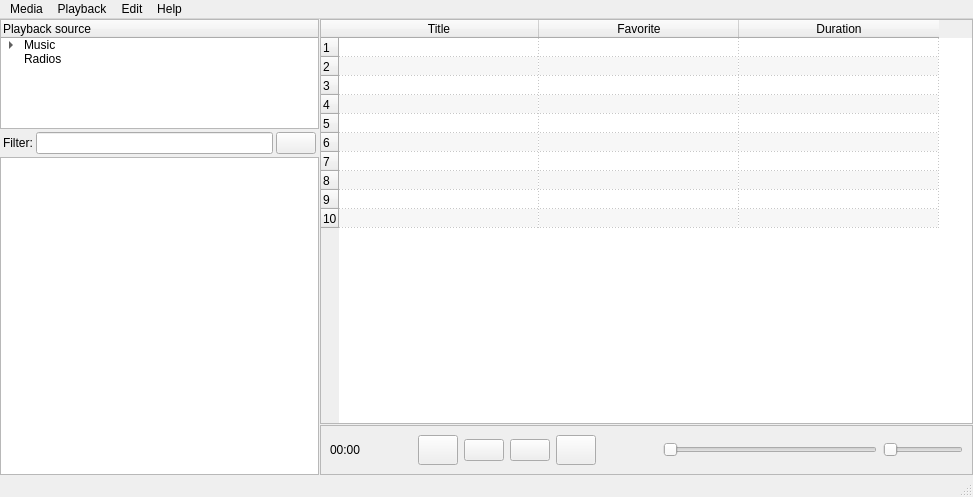
Old version of the form uic/MainForm.ui in the repository m1lhaus/woofer.
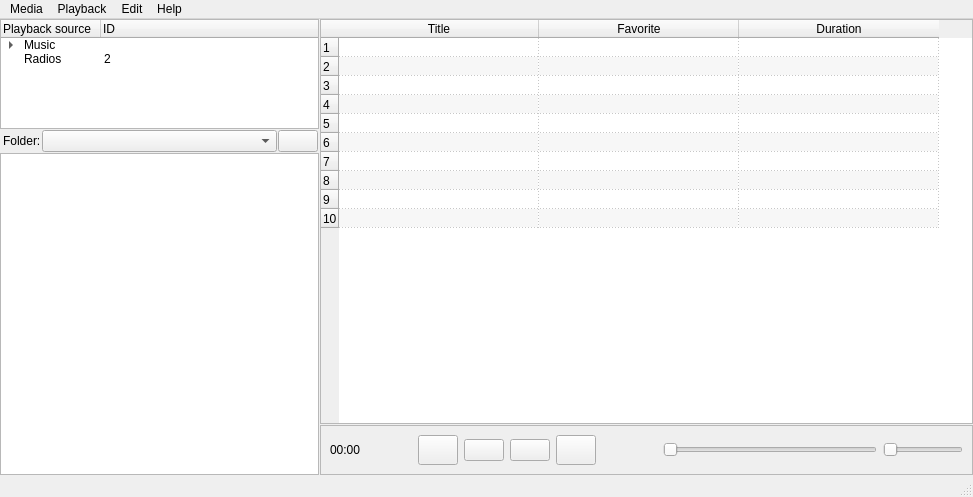
New version of the form. Icons and pictures are not drawn.

```diff
--- a/uic/MainForm.ui
+++ b/uic/MainForm.ui
@@ -36,7 +36,7 @@
       <property name="handleWidth">
        <number>1</number>
       </property>
-      <widget class="QWidget" name="">
+      <widget class="QWidget" name="layoutWidget">
        <layout class="QVBoxLayout" name="mainLeftVLayout">
         <property name="spacing">
          <number>0</number>
@@ -63,6 +63,11 @@
             <string>Playback source</string>
            </property>
           </column>
+          <column>
+           <property name="text">
+            <string>ID</string>
+           </property>
+          </column>
           <item>
            <property name="text">
             <string>Music</string>
@@ -71,6 +76,9 @@
             <iconset resource="../icons.qrc">
              <normaloff>:/new/icons/icons/music-cd.png</normaloff>:/new/icons/icons/music-cd.png</iconset>
            </property>
+           <property name="text">
+            <string/>
+           </property>
            <item>
             <property name="text">
              <string>Folders</string>
@@ -98,26 +106,38 @@
             <iconset resource="../icons.qrc">
              <normaloff>:/new/icons/icons/radio.png</normaloff>:/new/icons/icons/radio.png</iconset>
            </property>
+           <property name="text">
+            <string>2</string>
+           </property>
           </item>
          </widget>
         </item>
         <item>
          <layout class="QHBoxLayout" name="filterHLayout">
           <property name="spacing">
-           <number>3</number>
+           <number>1</number>
           </property>
-          <property name="margin">
+          <property name="leftMargin">
            <number>3</number>
           </property>
+          <property name="topMargin">
+           <number>1</number>
+          </property>
+          <property name="rightMargin">
+           <number>1</number>
+          </property>
+          <property name="bottomMargin">
+           <number>1</number>
+          </property>
           <item>
            <widget class="QLabel" name="filterLbl">
             <property name="text">
-             <string>Filter:</string>
+             <string>Folder:</string>
             </property>
            </widget>
           </item>
           <item>
-           <widget class="QLineEdit" name="filterEdit">
+           <widget class="QComboBox" name="folderCombo">
             <property name="sizePolicy">
              <sizepolicy hsizetype="Expanding" vsizetype="Fixed">
               <horstretch>0</horstretch>
```
Left out of the diff: 10 changed lines with no effect on the pictures.
